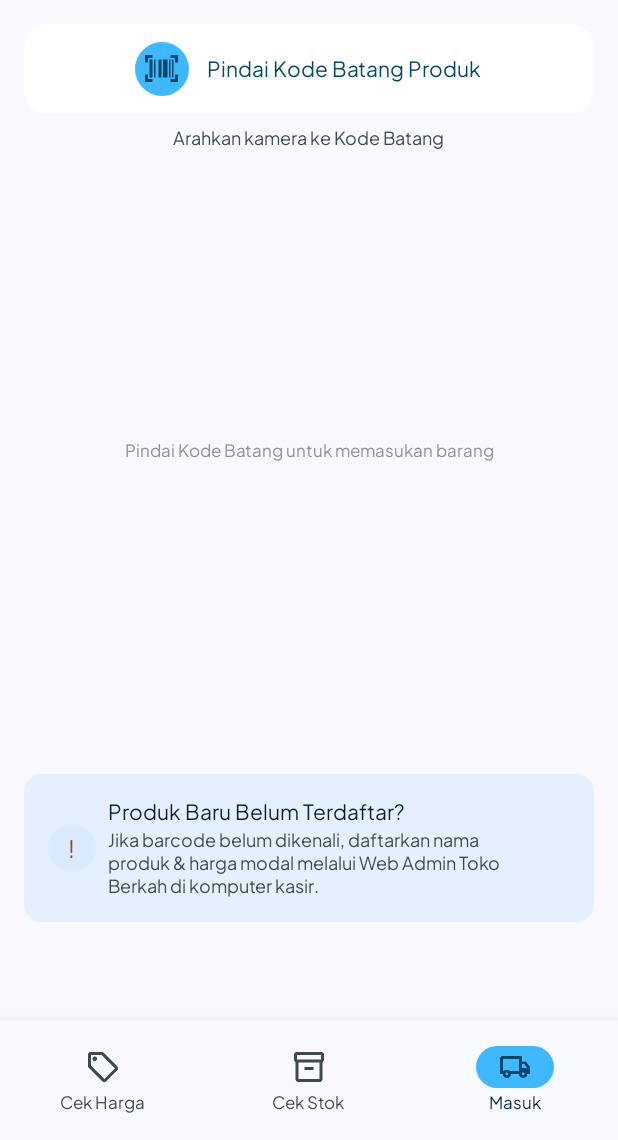
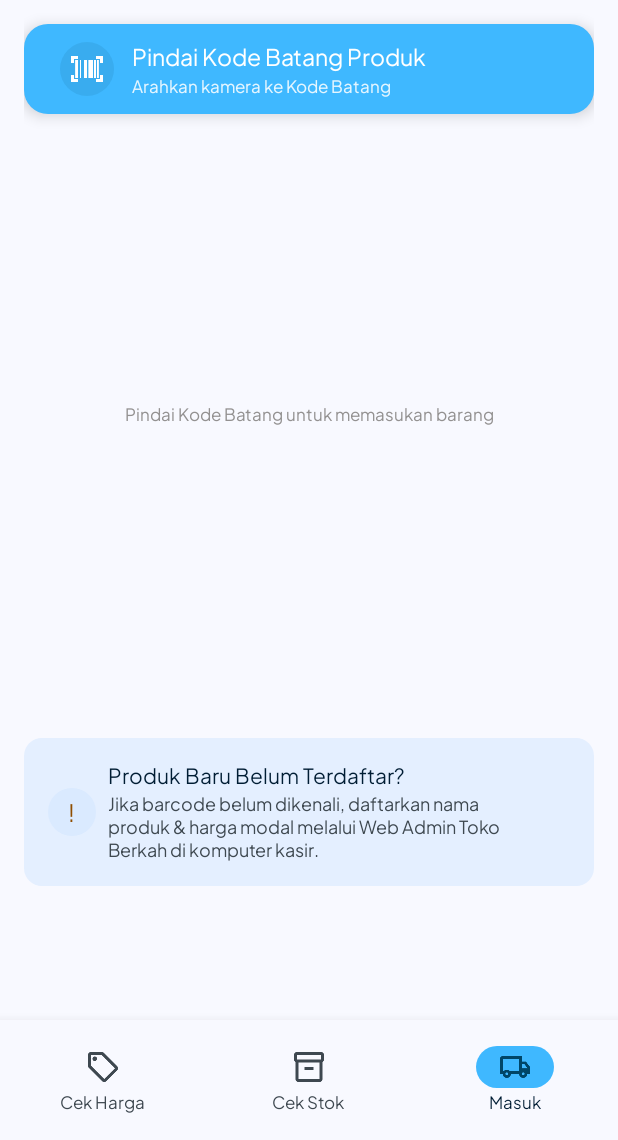
Before and after one commit to nasrulaja/toko-berkah-project, an Android app: the BarangMasukActivity screen opened directly, with no data from a screen before it, on a phone screen of 412 x 824 dp, the part 96-1236 px from its top. Run offline under Robolectric (Android 15) with nearby library versions, the phone set to English and light mode, and no system bars.

Commit message:
Masuk: scan button now blue like Cek Stok (icon circle, white title + hint inside)

```diff
--- a/TokoBerkah-Android-App/pages/src/main/res/drawable/bg_masuk_scan.xml
+++ b/TokoBerkah-Android-App/pages/src/main/res/drawable/bg_masuk_scan.xml
@@ -1,10 +1,10 @@
 <?xml version="1.0" encoding="utf-8"?>
 <ripple xmlns:android="http://schemas.android.com/apk/res/android"
-    android:color="#30001D34">
+    android:color="#40001D34">
     <item>
         <shape android:shape="rectangle">
+            <solid android:color="@color/blue_btn_scan" />
             <corners android:radius="16dp" />
-            <solid android:color="@color/white" />
         </shape>
     </item>
 </ripple>
--- a/TokoBerkah-Android-App/pages/src/main/res/drawable/bg_masuk_scan_circle.xml
+++ b/TokoBerkah-Android-App/pages/src/main/res/drawable/bg_masuk_scan_circle.xml
@@ -1,5 +1,5 @@
 <?xml version="1.0" encoding="utf-8"?>
 <shape xmlns:android="http://schemas.android.com/apk/res/android"
     android:shape="oval">
-    <solid android:color="@color/blue_btn_scan" />
+    <solid android:color="#1A004668" />
 </shape>
--- a/TokoBerkah-Android-App/pages/src/main/res/layout/activity_barang_masuk.xml
+++ b/TokoBerkah-Android-App/pages/src/main/res/layout/activity_barang_masuk.xml
@@ -31,7 +31,7 @@
                 android:layout_height="wrap_content"
                 android:orientation="vertical">
 
-                <!-- Hero scan button -->
+                <!-- Hero scan button (struktur & warna disamakan dengan halaman Cek Stok) -->
                 <LinearLayout
                     android:id="@+id/btnScan"
                     android:layout_width="match_parent"
@@ -39,42 +39,46 @@
                     android:layout_marginTop="8dp"
                     android:background="@drawable/bg_masuk_scan"
                     android:clickable="true"
+                    android:elevation="6dp"
                     android:focusable="true"
-                    android:gravity="center"
-                    android:orientation="horizontal">
+                    android:gravity="center_vertical"
+                    android:orientation="horizontal"
+                    android:paddingStart="24dp"
+                    android:paddingEnd="24dp">
 
-                    <FrameLayout
+                    <ImageView
                         android:layout_width="36dp"
                         android:layout_height="36dp"
-                        android:background="@drawable/bg_masuk_scan_circle">
+                        android:background="@drawable/bg_masuk_scan_circle"
+                        android:contentDescription="@null"
+                        android:padding="7dp"
+                        android:src="@drawable/ic_barcode"
+                        android:tint="@color/white" />
 
-                        <ImageView
-                            android:layout_width="22dp"
-                            android:layout_height="22dp"
-                            android:layout_gravity="center"
-                            android:contentDescription="@string/scan_button"
-                            android:src="@drawable/ic_barcode"
-                            android:tint="@color/navy_soft" />
-                    </FrameLayout>
+                    <LinearLayout
+                        android:layout_width="0dp"
+                        android:layout_height="wrap_content"
+                        android:layout_marginStart="12dp"
+                        android:layout_weight="1"
+                        android:orientation="vertical">
 
                         <TextView
                             android:layout_width="wrap_content"
                             android:layout_height="wrap_content"
-                        android:layout_marginStart="12dp"
                             android:fontFamily="@font/plus_jakarta_bold"
                             android:text="@string/scan_button"
-                        android:textColor="@color/navy_soft"
-                        android:textSize="14sp" />
-                </LinearLayout>
+                            android:textColor="@color/white"
+                            android:textSize="15sp" />
 
                         <TextView
                             android:layout_width="wrap_content"
                             android:layout_height="wrap_content"
-                    android:layout_gravity="center"
-                    android:layout_marginTop="8dp"
+                            android:layout_marginTop="2dp"
                             android:text="@string/scan_hint"
-                    android:textColor="@color/gray_text"
-                    android:textSize="12sp" />
+                            android:textColor="#DDFFFFFF"
+                            android:textSize="11sp" />
+                    </LinearLayout>
+                </LinearLayout>
 
                 <!-- Empty area with centered hint text -->
                 <LinearLayout
```
Lines whose indentation alone changed are shown as unchanged.
